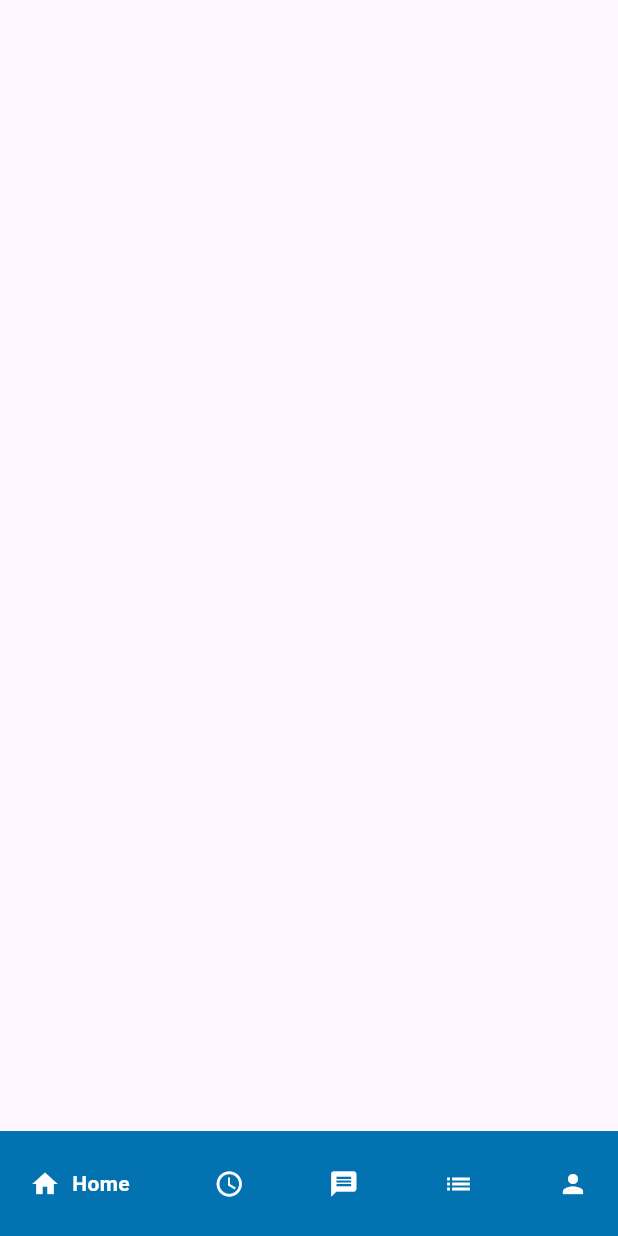
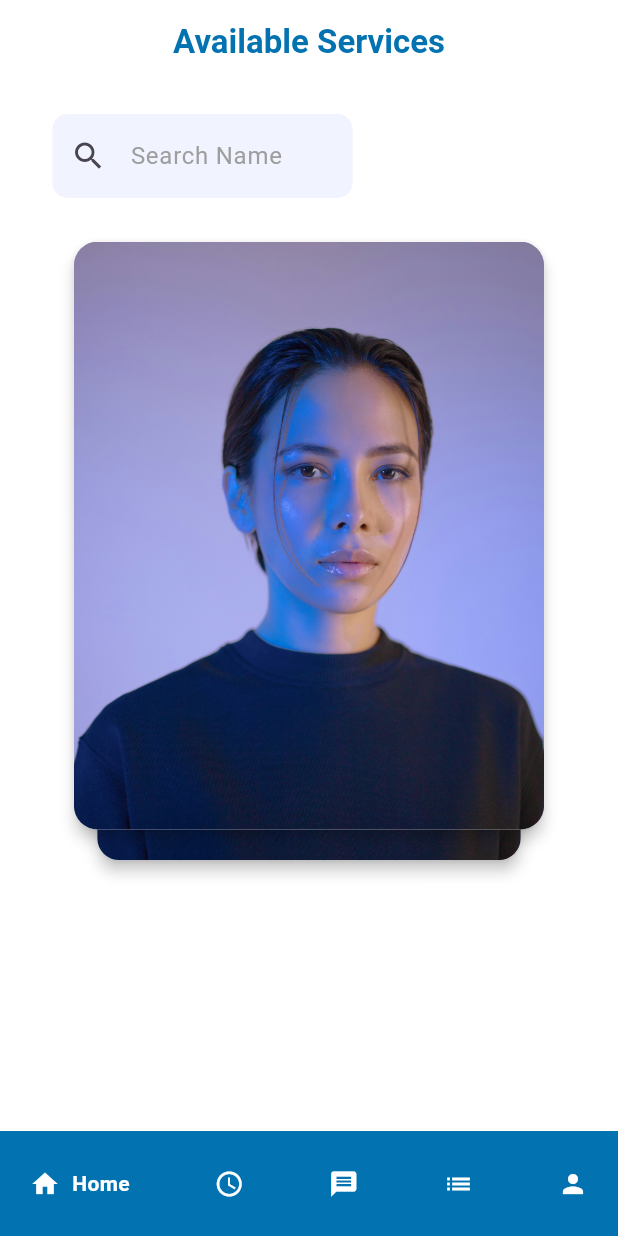
Before and after one commit to Quanby-OJT/NearBy-Task, a Flutter app: the ServiceAccMain screen opened directly, on a phone screen of 412 x 824 dp. Run offline on Flutter 3.47's test engine with Material 3 defaults, Android fonts, the phone set to English and light mode, and no system bars; drawn by our look-alikes of flutter_card_swiper, google_nav_bar; our stand-ins replace file_picker, lottie, smooth_page_indicator; network calls fail.

Commit message:
add home page for service acc

```diff
--- /dev/null
+++ b/NearbyTask/flutter_fe/lib/view/service_acc/home_page.dart
@@ -0,0 +1,96 @@
+import 'package:flutter/material.dart';
+import 'package:flutter_card_swiper/flutter_card_swiper.dart';
+
+class HomePage extends StatefulWidget {
+  const HomePage({super.key});
+
+  @override
+  State<HomePage> createState() => _HomePageState();
+}
+
+class _HomePageState extends State<HomePage> {
+  final CardSwiperController controller = CardSwiperController();
+  @override
+  Widget build(BuildContext context) {
+    return Scaffold(
+      backgroundColor: Colors.white,
+      appBar: AppBar(
+        automaticallyImplyLeading: false,
+        title: Center(
+            child: Text(
+          'Available Services',
+          style:
+              TextStyle(color: Color(0xFF0272B1), fontWeight: FontWeight.bold),
+        )),
+        backgroundColor: Colors.transparent,
+      ),
+      body: SingleChildScrollView(
+        child: Column(
+          crossAxisAlignment: CrossAxisAlignment.center,
+          children: [
+            Align(
+              alignment: Alignment.topLeft,
+              child: Padding(
+                padding: const EdgeInsets.only(left: 35, top: 20),
+                child: SizedBox(
+                  width: 200,
+                  child: TextField(
+                    cursorColor: Color(0xFF0272B1),
+                    decoration: InputDecoration(
+                        prefixIcon: Icon(Icons.search),
+                        filled: true,
+                        fillColor: Color(0xFFF1F4FF),
+                        hintText: 'Search Name',
+                        hintStyle: TextStyle(color: Colors.grey),
+                        enabledBorder: OutlineInputBorder(
+                            borderSide:
+                                BorderSide(color: Colors.transparent, width: 0),
+                            borderRadius: BorderRadius.circular(10)),
+                        focusedBorder: OutlineInputBorder(
+                            borderRadius: BorderRadius.circular(10),
+                            borderSide: BorderSide(
+                                color: Color(0xFF0272B1), width: 2))),
+                  ),
+                ),
+              ),
+            ),
+            SizedBox(
+              height: 450,
+              child: CardSwiper(
+                allowedSwipeDirection: AllowedSwipeDirection.only(
+                  left: true,
+                  right: true,
+                ),
+                controller: controller,
+                cardsCount: 3,
+                onSwipe: (previousIndex, targetIndex, swipeDirection) {
+                  if (swipeDirection == CardSwiperDirection.left) {
+                    print("Swiped Left (Disliked)");
+                  } else if (swipeDirection == CardSwiperDirection.right) {
+                    print("Swiped Right (Liked)");
+                  }
+                  return true;
+                },
+                cardBuilder:
+                    (context, index, percentThresholdX, percentThresholdY) {
+                  return Center(
+                    child: Card(
+                      elevation: 4,
+                      shape: RoundedRectangleBorder(
+                        borderRadius: BorderRadius.circular(16),
+                      ),
+                      child: ClipRRect(
+                        borderRadius: BorderRadius.circular(16),
+                        child: Image.asset('assets/images/image1.jpg'),
+                      ),
+                    ),
+                  );
+                },
+              ),
+            ),
+          ],
+        ),
+      ),
+    );
+  }
+}
--- a/NearbyTask/flutter_fe/lib/view/service_acc/service_acc_main_page.dart
+++ b/NearbyTask/flutter_fe/lib/view/service_acc/service_acc_main_page.dart
@@ -1,4 +1,5 @@
 import 'package:flutter/material.dart';
+import 'package:flutter_fe/view/service_acc/home_page.dart';
 import 'package:google_nav_bar/google_nav_bar.dart';
 
 class ServiceAccMain extends StatefulWidget {
@@ -28,7 +29,7 @@ class _ServiceAccMainState extends State<ServiceAccMain> {
             _currentIndex = index;
           });
         },
-        children: [],
+        children: [HomePage()],
       ),
       bottomNavigationBar: Container(
         height: 70,
--- a/NearbyTask/flutter_fe/lib/view/sign_in/pre_sign_in.dart
+++ b/NearbyTask/flutter_fe/lib/view/sign_in/pre_sign_in.dart
@@ -1,4 +1,3 @@
-import 'package:flutter/foundation.dart';
 import 'package:flutter/material.dart';
 import 'package:flutter_fe/view/sign_in/sign_in.dart';
 
--- a/NearbyTask/flutter_fe/pubspec.yaml
+++ b/NearbyTask/flutter_fe/pubspec.yaml
@@ -39,6 +39,7 @@ dependencies:
   lottie: ^3.3.1
   smooth_page_indicator: ^1.2.0+3
   google_nav_bar: ^5.0.7
+  flutter_card_swiper: ^7.0.2
 
 dev_dependencies:
   flutter_test:
@@ -62,9 +63,8 @@ flutter:
   uses-material-design: true
 
   # To add assets to your application, add an assets section, like this:
-  # assets:
-  #   - images/a_dot_burr.jpeg
-  #   - images/a_dot_ham.jpeg
+  assets:
+    - assets/images/image1.jpg
 
   # An image asset can refer to one or more resolution-specific "variants", see
   # https://flutter.dev/to/resolution-aware-images
```
Also changed, not shown: NearbyTask/flutter_fe/assets/images/image1.jpg (added), NearbyTask/flutter_fe/pubspec.lock.
